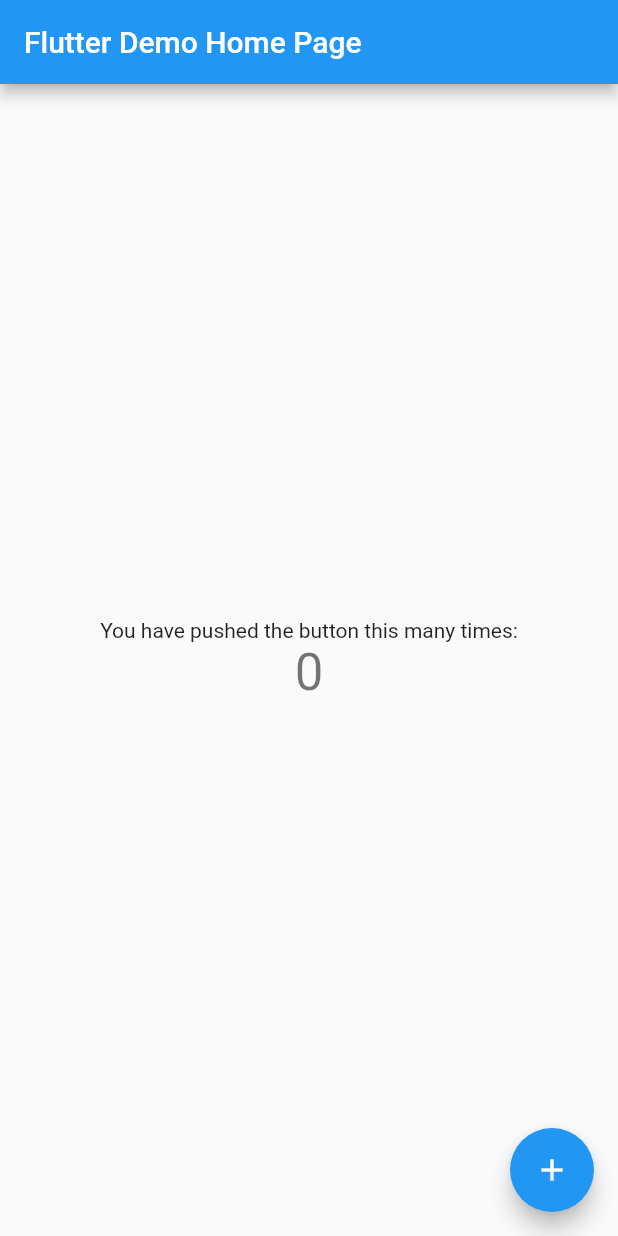
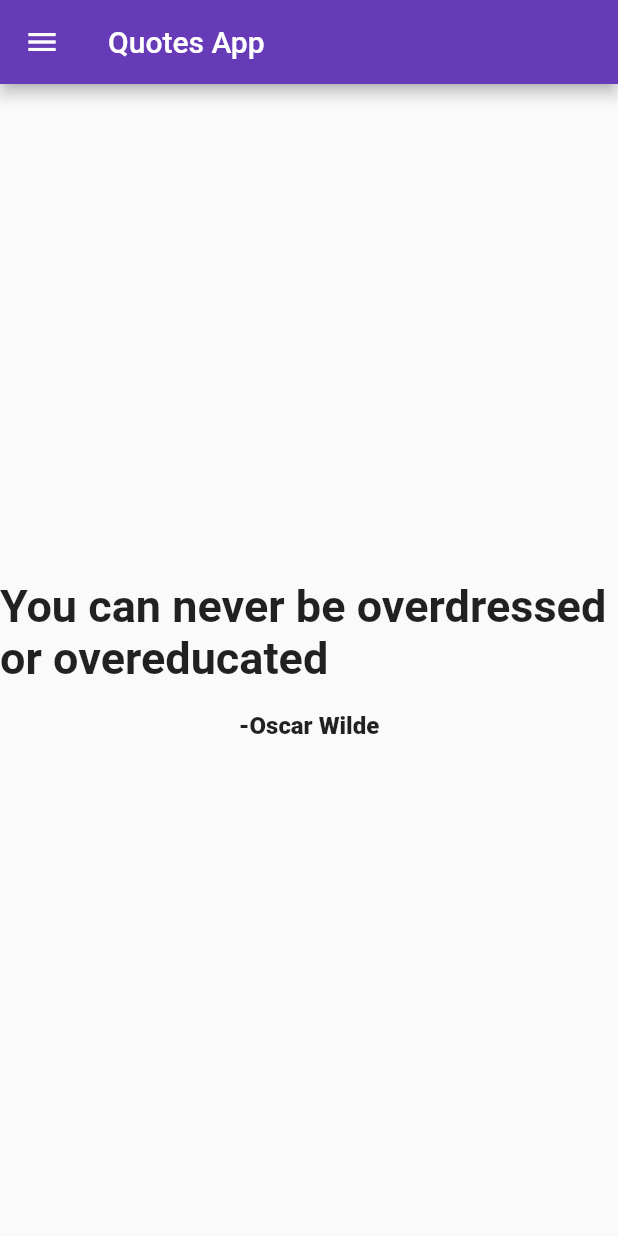
Before and after one commit to Ibrahiim-Ahmed/Flutter-Assignment, a Flutter app: the screen it shows after launch, on a phone screen of 412 x 824 dp. Run offline on Flutter 3.47's test engine with Material 2 defaults, Android fonts, the phone set to English and light mode, and no system bars.

```diff
--- a/lib/main.dart
+++ b/lib/main.dart
@@ -1,115 +1,103 @@
 import 'package:flutter/material.dart';
+import 'package:qouteapp/quotes.dart';
 
-void main() {
-  runApp(const MyApp());
-}
+void main() => runApp(const MyApp());
 
 class MyApp extends StatelessWidget {
-  const MyApp({super.key});
+  const MyApp({Key? key}) : super(key: key);
 
-  // This widget is the root of your application.
   @override
   Widget build(BuildContext context) {
     return MaterialApp(
-      title: 'Flutter Demo',
+      debugShowCheckedModeBanner: false,
+      title: 'Quotes App',
       theme: ThemeData(
-        // This is the theme of your application.
-        //
-        // Try running your application with "flutter run". You'll see the
-        // application has a blue toolbar. Then, without quitting the app, try
-        // changing the primarySwatch below to Colors.green and then invoke
-        // "hot reload" (press "r" in the console where you ran "flutter run",
-        // or simply save your changes to "hot reload" in a Flutter IDE).
-        // Notice that the counter didn't reset back to zero; the application
-        // is not restarted.
-        primarySwatch: Colors.blue,
+        primarySwatch: Colors.deepPurple,
       ),
-      home: const MyHomePage(title: 'Flutter Demo Home Page'),
+      home: const MyHomePage(title: 'Quotes App'),
     );
   }
 }
 
 class MyHomePage extends StatefulWidget {
-  const MyHomePage({super.key, required this.title});
-
-  // This widget is the home page of your application. It is stateful, meaning
-  // that it has a State object (defined below) that contains fields that affect
-  // how it looks.
-
-  // This class is the configuration for the state. It holds the values (in this
-  // case the title) provided by the parent (in this case the App widget) and
-  // used by the build method of the State. Fields in a Widget subclass are
-  // always marked "final".
+  const MyHomePage({Key? key, required this.title}) : super(key: key);
 
   final String title;
 
   @override
-  State<MyHomePage> createState() => _MyHomePageState();
+  _MyHomePageState createState() => _MyHomePageState();
 }
 
 class _MyHomePageState extends State<MyHomePage> {
-  int _counter = 0;
+  int _currentIndex = 0;
 
-  void _incrementCounter() {
+  void _changeQuote(int index) {
     setState(() {
-      // This call to setState tells the Flutter framework that something has
-      // changed in this State, which causes it to rerun the build method below
-      // so that the display can reflect the updated values. If we changed
-      // _counter without calling setState(), then the build method would not be
-      // called again, and so nothing would appear to happen.
-      _counter++;
+      _currentIndex = index;
     });
   }
 
   @override
   Widget build(BuildContext context) {
-    // This method is rerun every time setState is called, for instance as done
-    // by the _incrementCounter method above.
-    //
-    // The Flutter framework has been optimized to make rerunning build methods
-    // fast, so that you can just rebuild anything that needs updating rather
-    // than having to individually change instances of widgets.
+    final quote = Quote.quotes[_currentIndex];
     return Scaffold(
       appBar: AppBar(
-        // Here we take the value from the MyHomePage object that was created by
-        // the App.build method, and use it to set our appbar title.
         title: Text(widget.title),
       ),
-      body: Center(
-        // Center is a layout widget. It takes a single child and positions it
-        // in the middle of the parent.
-        child: Column(
-          // Column is also a layout widget. It takes a list of children and
-          // arranges them vertically. By default, it sizes itself to fit its
-          // children horizontally, and tries to be as tall as its parent.
-          //
-          // Invoke "debug painting" (press "p" in the console, choose the
-          // "Toggle Debug Paint" action from the Flutter Inspector in Android
-          // Studio, or the "Toggle Debug Paint" command in Visual Studio Code)
-          // to see the wireframe for each widget.
-          //
-          // Column has various properties to control how it sizes itself and
-          // how it positions its children. Here we use mainAxisAlignment to
-          // center the children vertically; the main axis here is the vertical
-          // axis because Columns are vertical (the cross axis would be
-          // horizontal).
-          mainAxisAlignment: MainAxisAlignment.center,
-          children: <Widget>[
-            const Text(
-              'You have pushed the button this many times:',
+      drawer: Drawer(
+        child: ListView(
+          children: [
+            const DrawerHeader(
+              decoration: BoxDecoration(
+                color: Colors.blue,
+              ),
+              child: Text('Drawer Header'),
             ),
-            Text(
-              '$_counter',
-              style: Theme.of(context).textTheme.headlineMedium,
+            ListTile(
+              title: const Text('Fashion'),
+              onTap: () {
+                _changeQuote(0);
+                Navigator.pop(context);
+              },
             ),
+            ListTile(
+              title: const Text('Sports'),
+              onTap: () {
+                _changeQuote(1);
+                Navigator.pop(context);
+              },
+            ),
+            ListTile(
+              title: const Text("Inspirational"),
+              onTap: () {
+                _changeQuote(2);
+                Navigator.pop(context);
+              },
+            )
           ],
         ),
       ),
-      floatingActionButton: FloatingActionButton(
-        onPressed: _incrementCounter,
-        tooltip: 'Increment',
-        child: const Icon(Icons.add),
-      ), // This trailing comma makes auto-formatting nicer for build methods.
+      body: GestureDetector(
+        onTap: () => _changeQuote((_currentIndex + 1) % Quote.quotes.length),
+        child: Center(
+          child: Column(
+            mainAxisAlignment: MainAxisAlignment.center,
+            children: <Widget>[
+              Text(
+                quote.text,
+                style:
+                    const TextStyle(fontSize: 30, fontWeight: FontWeight.bold),
+              ),
+              const SizedBox(height: 18),
+              Text(
+                quote.author,
+                style:
+                    const TextStyle(fontSize: 16, fontWeight: FontWeight.w800),
+              ),
+            ],
+          ),
+        ),
+      ),
     );
   }
 }
--- /dev/null
+++ b/lib/quotes.dart
@@ -0,0 +1,21 @@
+class Quote {
+  final String text;
+  final String author;
+
+  const Quote({required this.text, required this.author});
+
+  static List<Quote> quotes = [
+    Quote(
+      text: "You can never be overdressed or overeducated",
+      author: "-Oscar Wilde",
+    ),
+    Quote(
+      text: "Everybody has a plan until they get punched in face",
+      author: "Mike Tyson",
+    ),
+    Quote(
+      text: "I have not failed. I've just found 10,000 ways that won't work",
+      author: "Thomas Edison",
+    ),
+  ];
+}
```
Also changed, not shown: pubspec.yaml (+7 -0 lines).
